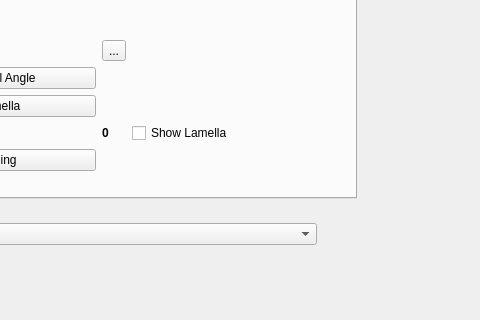
Above: UI.ui from DeMarcoLab/autolamella before the change; both pictures show x 124 to 604 and y 291 to 611 of the 950 by 850 pixel window. Below: the same form after it.
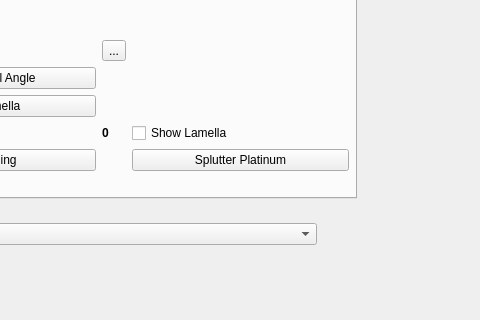
That is the form after the change.

```diff
--- a/UI.ui
+++ b/UI.ui
@@ -207,6 +207,13 @@
          </property>
         </widget>
        </item>
+       <item row="5" column="2">
+        <widget class="QPushButton" name="platinum">
+         <property name="text">
+          <string>Splutter Platinum</string>
+         </property>
+        </widget>
+       </item>
       </layout>
      </widget>
      <widget class="QWidget" name="horizontalLayoutWidget">
```
